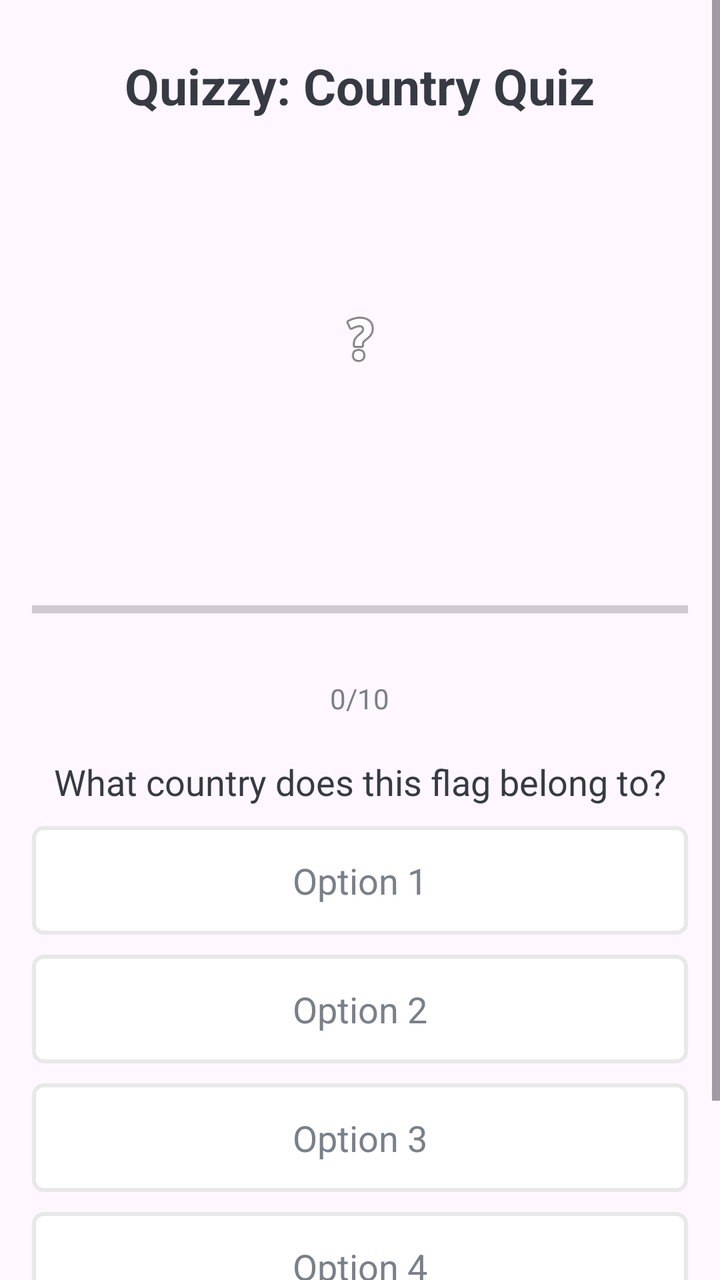
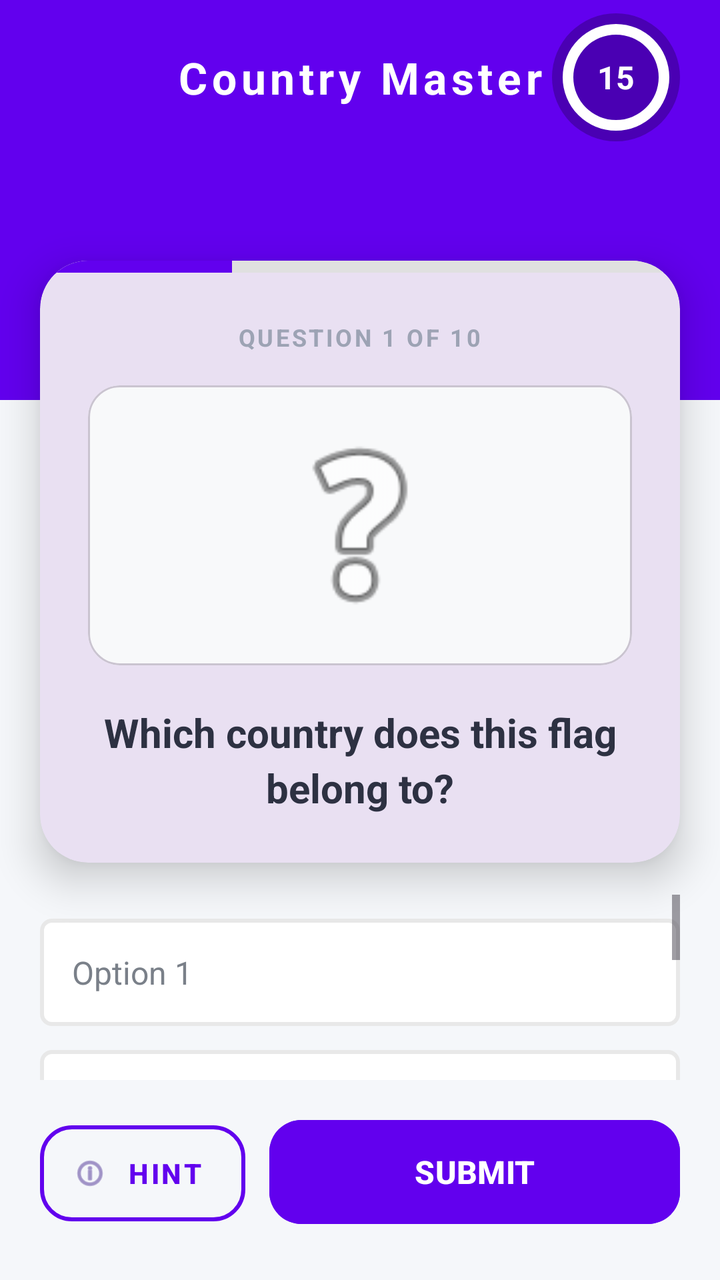

The first picture is an Android layout as it rendered before a commit; the second is the same layout after the commit. The layout source and the unified diff follow.
<!-- AndroidManifest.xml: application theme Theme.Quizzy -->
<!-- res/layout/activity_main.xml -->
<?xml version="1.0" encoding="utf-8"?>
<ScrollView xmlns:android="http://schemas.android.com/apk/res/android"
    xmlns:app="http://schemas.android.com/apk/res-auto"
    xmlns:tools="http://schemas.android.com/tools"
    android:layout_width="match_parent"
    android:layout_height="match_parent"
    android:fillViewport="true"
    tools:context=".MainActivity">

    <LinearLayout
        android:layout_width="match_parent"
        android:layout_height="wrap_content"
        android:gravity="center_horizontal"
        android:orientation="vertical"
        android:padding="16.dp"
        android:id="@+id/main">

        <TextView
            android:id="@+id/tv_title"
            android:layout_width="wrap_content"
            android:layout_height="wrap_content"
            android:layout_marginTop="10.dp"
            android:text="Quizzy: Country Quiz"
            android:textColor="#363A43"
            android:textSize="25sp"
            android:textStyle="bold" />

        <ImageView
            android:id="@+id/iv_image"
            android:layout_width="wrap_content"
            android:layout_height="180dp"
            android:layout_marginTop="20.dp"
            android:contentDescription="Flag Image"
            app:srcCompat="@android:drawable/ic_menu_help" />

        <ProgressBar
            android:id="@+id/progressBar"
            style="?android:attr/progressBarStyleHorizontal"
            android:layout_width="match_parent"
            android:layout_height="wrap_content"
            android:layout_marginTop="20.dp"
            android:indeterminate="false"
            android:max="10"
            android:minHeight="50dp"
            android:progress="0" />

        <TextView
            android:id="@+id/tv_progress"
            android:layout_width="wrap_content"
            android:layout_height="wrap_content"
            android:padding="10.dp"
            android:text="0/10"
            android:textColor="#7A8089"
            android:textSize="14sp" />

        <TextView
            android:id="@+id/tv_question"
            android:layout_width="match_parent"
            android:layout_height="wrap_content"
            android:layout_marginTop="10.dp"
            android:gravity="center"
            android:text="What country does this flag belong to?"
            android:textColor="#363A43"
            android:textSize="18sp" />

        <TextView
            android:id="@+id/tv_option_one"
            android:layout_width="match_parent"
            android:layout_height="wrap_content"
            android:layout_marginTop="10.dp"
            android:background="@drawable/default_option_border_bg"
            android:gravity="center"
            android:padding="15.dp"
            android:text="Option 1"
            android:textColor="#7A8089"
            android:textSize="18sp" />

        <TextView
            android:id="@+id/tv_option_two"
            android:layout_width="match_parent"
            android:layout_height="wrap_content"
            android:layout_marginTop="10.dp"
            android:background="@drawable/default_option_border_bg"
            android:gravity="center"
            android:padding="15.dp"
            android:text="Option 2"
            android:textColor="#7A8089"
            android:textSize="18sp" />

        <TextView
            android:id="@+id/tv_option_three"
            android:layout_width="match_parent"
            android:layout_height="wrap_content"
            android:layout_marginTop="10.dp"
            android:background="@drawable/default_option_border_bg"
            android:gravity="center"
            android:padding="15.dp"
            android:text="Option 3"
            android:textColor="#7A8089"
            android:textSize="18sp" />

        <TextView
            android:id="@+id/tv_option_four"
            android:layout_width="match_parent"
            android:layout_height="wrap_content"
            android:layout_marginTop="10.dp"
            android:background="@drawable/default_option_border_bg"
            android:gravity="center"
            android:padding="15.dp"
            android:text="Option 4"
            android:textColor="#7A8089"
            android:textSize="18sp" />

        <Button
            android:id="@+id/btn_submit"
            android:layout_width="match_parent"
            android:layout_height="wrap_content"
            android:layout_marginTop="20.dp"
            android:backgroundTint="@color/purple_500"
            android:text="SUBMIT"
            android:textColor="@android:color/white"
            android:textSize="18sp" />

    </LinearLayout>
</ScrollView>
<!-- resources referenced by this layout -->
<resources>
  <color name="purple_500">#FF6200EE</color>
  <!-- drawable default_option_border_bg (drawable) -->
  <?xml version="1.0" encoding="utf-8"?>
  <shape xmlns:android="http://schemas.android.com/apk/res/android"
      android:shape="rectangle">
      <stroke
          android:width="2dp"
          android:color="#E8E8E8" />
      <solid android:color="@android:color/white" />
      <corners android:radius="5dp" />
  </shape>
  <style name="Theme.Quizzy" parent="Base.Theme.Quizzy" />
  <style name="Base.Theme.Quizzy" parent="Theme.Material3.DayNight.NoActionBar">
          
          
      </style>
</resources>

<!-- the commit's change to res/layout/activity_main.xml (unified diff, before → after) -->
@@ -1,125 +1,216 @@
 <?xml version="1.0" encoding="utf-8"?>
-<ScrollView xmlns:android="http://schemas.android.com/apk/res/android"
+<androidx.constraintlayout.widget.ConstraintLayout xmlns:android="http://schemas.android.com/apk/res/android"
     xmlns:app="http://schemas.android.com/apk/res-auto"
     xmlns:tools="http://schemas.android.com/tools"
     android:layout_width="match_parent"
     android:layout_height="match_parent"
-    android:fillViewport="true"
+    android:background="#F5F7FA"
     tools:context=".MainActivity">
 
-    <LinearLayout
-        android:layout_width="match_parent"
+    
+    <View
+        android:id="@+id/header_bg"
+        android:layout_width="match_parent"
+        android:layout_height="200dp"
+        android:background="@color/purple_500"
+        app:layout_constraintTop_toTopOf="parent" />
+
+    <TextView
+        android:id="@+id/tv_title"
+        android:layout_width="wrap_content"
         android:layout_height="wrap_content"
-        android:gravity="center_horizontal"
-        android:orientation="vertical"
-        android:padding="16.dp"
-        android:id="@+id/main">
+        android:layout_marginTop="24dp"
+        android:text="Country Master"
+        android:textColor="@android:color/white"
+        android:textSize="22sp"
+        android:textStyle="bold"
+        android:letterSpacing="0.1"
+        app:layout_constraintEnd_toEndOf="parent"
+        app:layout_constraintStart_toStartOf="parent"
+        app:layout_constraintTop_toTopOf="parent" />
+
+    
+    <FrameLayout
+        android:id="@+id/timer_container"
+        android:layout_width="64dp"
+        android:layout_height="64dp"
+        android:layout_marginEnd="20dp"
+        app:layout_constraintBottom_toBottomOf="@+id/tv_title"
+        app:layout_constraintEnd_toEndOf="parent"
+        app:layout_constraintTop_toTopOf="@+id/tv_title">
+
+        <ProgressBar
+            android:id="@+id/timer_progress"
+            style="?android:attr/progressBarStyleHorizontal"
+            android:layout_width="match_parent"
+            android:layout_height="match_parent"
+            android:background="@drawable/circle_shape"
+            android:indeterminate="false"
+            android:max="100"
+            android:progress="100"
+            android:progressDrawable="@drawable/circular_progress_bar" />
 
         <TextView
-            android:id="@+id/tv_title"
+            android:id="@+id/tv_timer"
             android:layout_width="wrap_content"
             android:layout_height="wrap_content"
-            android:layout_marginTop="10.dp"
-            android:text="Quizzy: Country Quiz"
-            android:textColor="#363A43"
-            android:textSize="25sp"
+            android:layout_gravity="center"
+            android:text="15"
+            android:textColor="@android:color/white"
+            android:textSize="16sp"
             android:textStyle="bold" />
-
-        <ImageView
-            android:id="@+id/iv_image"
-            android:layout_width="wrap_content"
-            android:layout_height="180dp"
-            android:layout_marginTop="20.dp"
-            android:contentDescription="Flag Image"
-            app:srcCompat="@android:drawable/ic_menu_help" />
-
-        <ProgressBar
-            android:id="@+id/progressBar"
-            style="?android:attr/progressBarStyleHorizontal"
+    </FrameLayout>
+
+    
+    <com.google.android.material.card.MaterialCardView
+        android:id="@+id/card_question"
+        android:layout_width="match_parent"
+        android:layout_height="wrap_content"
+        android:layout_marginHorizontal="20dp"
+        android:layout_marginTop="-70dp"
+        app:cardCornerRadius="24dp"
+        app:cardElevation="12dp"
+        app:strokeWidth="0dp"
+        app:layout_constraintTop_toBottomOf="@+id/header_bg">
+
+        <LinearLayout
             android:layout_width="match_parent"
             android:layout_height="wrap_content"
-            android:layout_marginTop="20.dp"
-            android:indeterminate="false"
-            android:max="10"
-            android:minHeight="50dp"
-            android:progress="0" />
-
-        <TextView
-            android:id="@+id/tv_progress"
-            android:layout_width="wrap_content"
-            android:layout_height="wrap_content"
-            android:padding="10.dp"
-            android:text="0/10"
-            android:textColor="#7A8089"
-            android:textSize="14sp" />
-
-        <TextView
-            android:id="@+id/tv_question"
+            android:orientation="vertical">
+
+            
+            <ProgressBar
+                android:id="@+id/progressBar"
+                style="?android:attr/progressBarStyleHorizontal"
+                android:layout_width="match_parent"
+                android:layout_height="6dp"
+                android:progressDrawable="@drawable/custom_progress_bar"
+                android:progress="30" />
+
+            <LinearLayout
+                android:layout_width="match_parent"
+                android:layout_height="wrap_content"
+                android:gravity="center"
+                android:orientation="vertical"
+                android:padding="24dp">
+
+                <TextView
+                    android:id="@+id/tv_progress"
+                    android:layout_width="wrap_content"
+                    android:layout_height="wrap_content"
+                    android:text="QUESTION 1 OF 10"
+                    android:textColor="#9DA3B4"
+                    android:textSize="12sp"
+                    android:textStyle="bold"
+                    android:letterSpacing="0.1" />
+
+                <com.google.android.material.card.MaterialCardView
+                    android:layout_width="match_parent"
+                    android:layout_height="140dp"
+                    android:layout_marginTop="16dp"
+                    app:cardCornerRadius="16dp"
+                    app:cardElevation="0dp"
+                    app:cardBackgroundColor="#F8F9FA">
+                    
+                    <ImageView
+                        android:id="@+id/iv_image"
+                        android:layout_width="match_parent"
+                        android:layout_height="match_parent"
+                        android:padding="16dp"
+                        android:scaleType="fitCenter"
+                        app:srcCompat="@android:drawable/ic_menu_help" />
+                </com.google.android.material.card.MaterialCardView>
+
+                <TextView
+                    android:id="@+id/tv_question"
+                    android:layout_width="wrap_content"
+                    android:layout_height="wrap_content"
+                    android:layout_marginTop="20dp"
+                    android:gravity="center"
+                    android:text="Which country does this flag belong to?"
+                    android:textColor="#2D3142"
+                    android:textSize="20sp"
+                    android:textStyle="bold"
+                    android:lineSpacingExtra="4dp" />
+            </LinearLayout>
+        </LinearLayout>
+    </com.google.android.material.card.MaterialCardView>
+
+    
+    <ScrollView
+        android:layout_width="match_parent"
+        android:layout_height="0dp"
+        android:layout_marginHorizontal="20dp"
+        android:layout_marginTop="16dp"
+        android:layout_marginBottom="16dp"
+        app:layout_constraintBottom_toTopOf="@+id/bottom_actions"
+        app:layout_constraintTop_toBottomOf="@+id/card_question">
+
+        <LinearLayout
+            android:id="@+id/options_layout"
             android:layout_width="match_parent"
             android:layout_height="wrap_content"
-            android:layout_marginTop="10.dp"
-            android:gravity="center"
-            android:text="What country does this flag belong to?"
-            android:textColor="#363A43"
-            android:textSize="18sp" />
-
-        <TextView
-            android:id="@+id/tv_option_one"
-            android:layout_width="match_parent"
-            android:layout_height="wrap_content"
-            android:layout_marginTop="10.dp"
-            android:background="@drawable/default_option_border_bg"
-            android:gravity="center"
-            android:padding="15.dp"
-            android:text="Option 1"
-            android:textColor="#7A8089"
-            android:textSize="18sp" />
-
-        <TextView
-            android:id="@+id/tv_option_two"
-            android:layout_width="match_parent"
-            android:layout_height="wrap_content"
-            android:layout_marginTop="10.dp"
-            android:background="@drawable/default_option_border_bg"
-            android:gravity="center"
-            android:padding="15.dp"
-            android:text="Option 2"
-            android:textColor="#7A8089"
-            android:textSize="18sp" />
-
-        <TextView
-            android:id="@+id/tv_option_three"
-            android:layout_width="match_parent"
-            android:layout_height="wrap_content"
-            android:layout_marginTop="10.dp"
-            android:background="@drawable/default_option_border_bg"
-            android:gravity="center"
-            android:padding="15.dp"
-            android:text="Option 3"
-            android:textColor="#7A8089"
-            android:textSize="18sp" />
-
-        <TextView
-            android:id="@+id/tv_option_four"
-            android:layout_width="match_parent"
-            android:layout_height="wrap_content"
-            android:layout_marginTop="10.dp"
-            android:background="@drawable/default_option_border_bg"
-            android:gravity="center"
-            android:padding="15.dp"
-            android:text="Option 4"
-            android:textColor="#7A8089"
-            android:textSize="18sp" />
-
-        <Button
+            android:orientation="vertical">
+
+            <TextView
+                android:id="@+id/tv_option_one"
+                style="@style/OptionTextStyle"
+                android:text="Option 1" />
+
+            <TextView
+                android:id="@+id/tv_option_two"
+                style="@style/OptionTextStyle"
+                android:text="Option 2" />
+
+            <TextView
+                android:id="@+id/tv_option_three"
+                style="@style/OptionTextStyle"
+                android:text="Option 3" />
+
+            <TextView
+                android:id="@+id/tv_option_four"
+                style="@style/OptionTextStyle"
+                android:text="Option 4" />
+        </LinearLayout>
+    </ScrollView>
+
+    
+    <LinearLayout
+        android:id="@+id/bottom_actions"
+        android:layout_width="match_parent"
+        android:layout_height="wrap_content"
+        android:layout_marginBottom="24dp"
+        android:orientation="horizontal"
+        android:paddingHorizontal="20dp"
+        app:layout_constraintBottom_toBottomOf="parent">
+
+        <com.google.android.material.button.MaterialButton
+            android:id="@+id/btn_hint"
+            style="@style/Widget.MaterialComponents.Button.OutlinedButton"
+            android:layout_width="0dp"
+            android:layout_height="60dp"
+            android:layout_marginEnd="12dp"
+            android:layout_weight="1"
+            android:text="HINT"
+            android:textColor="@color/purple_500"
+            android:textStyle="bold"
+            app:cornerRadius="16dp"
+            app:strokeColor="@color/purple_500"
+            app:strokeWidth="2dp"
+            app:icon="@android:drawable/ic_menu_info_details" />
+
+        <com.google.android.material.button.MaterialButton
             android:id="@+id/btn_submit"
-            android:layout_width="match_parent"
-            android:layout_height="wrap_content"
-            android:layout_marginTop="20.dp"
+            android:layout_width="0dp"
+            android:layout_height="60dp"
+            android:layout_weight="2"
             android:backgroundTint="@color/purple_500"
             android:text="SUBMIT"
             android:textColor="@android:color/white"
-            android:textSize="18sp" />
-
+            android:textSize="16sp"
+            android:textStyle="bold"
+            app:cornerRadius="16dp"
+            app:elevation="4dp" />
     </LinearLayout>
-</ScrollView>
+
+</androidx.constraintlayout.widget.ConstraintLayout>
<!-- resource entries referenced after the edit -->
@@ -1,6 +1,70 @@
 <!-- resources referenced by this layout -->
 <resources>
   <color name="purple_500">#FF6200EE</color>
+  <!-- drawable circle_shape (drawable) -->
+  <?xml version="1.0" encoding="utf-8"?>
+  <shape xmlns:android="http://schemas.android.com/apk/res/android"
+      android:shape="oval">
+      <solid android:color="#40000000" />
+  </shape>
+  <!-- drawable circular_progress_bar (drawable) -->
+  <?xml version="1.0" encoding="utf-8"?>
+  <layer-list xmlns:android="http://schemas.android.com/apk/res/android">
+      <item android:id="@android:id/secondaryProgress">
+          <shape
+              android:innerRadiusRatio="3"
+              android:shape="ring"
+              android:thicknessRatio="12.0"
+              android:useLevel="true">
+              <solid android:color="#40FFFFFF" />
+          </shape>
+      </item>
+      <item android:id="@android:id/progress">
+          <rotate
+              android:fromDegrees="270"
+              android:pivotX="50%"
+              android:pivotY="50%"
+              android:toDegrees="270">
+              <shape
+                  android:innerRadiusRatio="3"
+                  android:shape="ring"
+                  android:thicknessRatio="12.0"
+                  android:useLevel="true">
+                  <solid android:color="@android:color/white" />
+              </shape>
+          </rotate>
+      </item>
+  </layer-list>
+  <!-- drawable custom_progress_bar (drawable) -->
+  <?xml version="1.0" encoding="utf-8"?>
+  <layer-list xmlns:android="http://schemas.android.com/apk/res/android">
+      <item android:id="@android:id/background">
+          <shape>
+              <corners android:radius="10dp" />
+              <solid android:color="#E0E0E0" />
+          </shape>
+      </item>
+      <item android:id="@android:id/progress">
+          <clip>
+              <shape>
+                  <corners android:radius="10dp" />
+                  <solid android:color="@color/purple_500" />
+              </shape>
+          </clip>
+      </item>
+  </layer-list>
+  <style name="OptionTextStyle">
+          <item name="android:layout_width">match_parent</item>
+          <item name="android:layout_height">wrap_content</item>
+          <item name="android:layout_marginTop">12dp</item>
+          <item name="android:background">@drawable/default_option_border_bg</item>
+          <item name="android:gravity">center_vertical</item>
+          <item name="android:padding">16dp</item>
+          <item name="android:textColor">#7A8089</item>
+          <item name="android:textSize">16sp</item>
+          <item name="android:clickable">true</item>
+          <item name="android:focusable">true</item>
+      </style>
   <!-- drawable default_option_border_bg (drawable) -->
   <?xml version="1.0" encoding="utf-8"?>
   <shape xmlns:android="http://schemas.android.com/apk/res/android"
